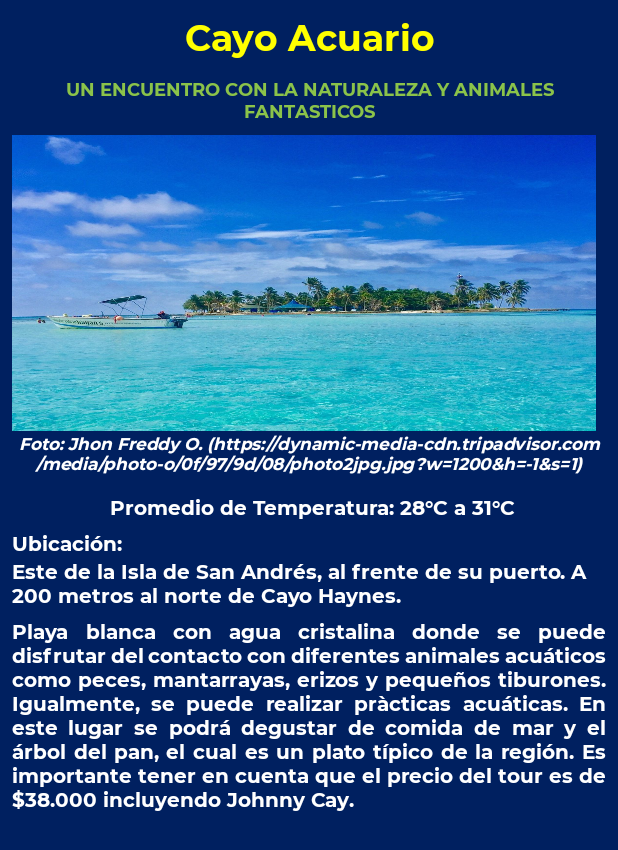
After one commit to Michelle453/OneDroid-TuristicApp, an Android app: the layout activity_acuario.xml on its own in the app's theme, with its tools: preview values and no code run, on a phone screen of 412 x 824 dp. The commit adds this screen. Shown: the top 850 px of the screen. Run offline under Robolectric (Android 15) with nearby library versions, the phone set to English and light mode, and no system bars.

Commit message:
Interfaz Cayo Acuario

```diff
--- /dev/null
+++ b/app/src/main/res/layout/activity_acuario.xml
@@ -0,0 +1,132 @@
+<?xml version="1.0" encoding="utf-8"?>
+<ScrollView xmlns:android="http://schemas.android.com/apk/res/android"
+    xmlns:app="http://schemas.android.com/apk/res-auto"
+    xmlns:tools="http://schemas.android.com/tools"
+    android:layout_width="match_parent"
+    android:layout_height="match_parent"
+    android:background="#002060"
+    tools:layout_editor_absoluteX="1dp"
+    tools:layout_editor_absoluteY="538dp">
+
+    <androidx.constraintlayout.widget.ConstraintLayout
+        android:layout_width="match_parent"
+        android:layout_height="wrap_content">
+
+        <TextView
+            android:id="@+id/textView11"
+            style="@style/Title"
+            android:layout_width="wrap_content"
+            android:layout_height="wrap_content"
+            android:layout_marginTop="8dp"
+            android:text="@string/title_acuario"
+            app:layout_constraintEnd_toEndOf="parent"
+            app:layout_constraintStart_toStartOf="parent"
+            app:layout_constraintTop_toTopOf="parent" />
+
+        <TextView
+            android:id="@+id/textView12"
+            style="@style/descrip_Sub_Title"
+            android:layout_width="wrap_content"
+            android:layout_height="wrap_content"
+            android:layout_marginTop="10dp"
+            android:text="@string/descrip_acuario"
+            app:layout_constraintEnd_toEndOf="parent"
+            app:layout_constraintStart_toStartOf="parent"
+            app:layout_constraintTop_toBottomOf="@+id/textView11" />
+
+        <ImageView
+            android:id="@+id/imageView"
+            android:layout_width="389dp"
+            android:layout_height="197dp"
+            android:layout_marginStart="8dp"
+            android:layout_marginTop="8dp"
+            android:contentDescription="@string/descrip_img_cayo"
+            android:scaleType="fitXY"
+            app:layout_constraintEnd_toEndOf="parent"
+            app:layout_constraintHorizontal_bias="0.0"
+            app:layout_constraintStart_toStartOf="parent"
+            app:layout_constraintTop_toBottomOf="@+id/textView12"
+            app:srcCompat="@drawable/cayo_ui" />
+
+        <TextView
+            android:id="@+id/textView13"
+            style="@style/Foto_author"
+            android:layout_width="wrap_content"
+            android:layout_height="wrap_content"
+            android:text="@string/autor_foto_cayo"
+            app:layout_constraintEnd_toEndOf="parent"
+            app:layout_constraintStart_toStartOf="parent"
+            app:layout_constraintTop_toBottomOf="@+id/imageView" />
+
+        <TextView
+            android:id="@+id/textView14"
+            style="@style/Subtitles_text"
+            android:layout_width="wrap_content"
+            android:layout_height="wrap_content"
+            android:layout_marginStart="73dp"
+            android:layout_marginTop="12dp"
+            android:text="@string/subt_temperatura"
+            app:layout_constraintEnd_toEndOf="parent"
+            app:layout_constraintHorizontal_bias="0.0"
+            app:layout_constraintStart_toStartOf="parent"
+            app:layout_constraintTop_toBottomOf="@+id/textView13" />
+
+        <TextView
+            android:id="@+id/textView15"
+            style="@style/Text_normal"
+            android:layout_width="wrap_content"
+            android:layout_height="wrap_content"
+            android:layout_marginStart="8dp"
+            android:layout_marginTop="12dp"
+            android:layout_marginEnd="73dp"
+            android:text="@string/temp_cayo"
+            app:layout_constraintEnd_toEndOf="parent"
+            app:layout_constraintStart_toEndOf="@+id/textView14"
+            app:layout_constraintTop_toBottomOf="@+id/textView13" />
+
+        <TextView
+            android:id="@+id/textView16"
+            style="@style/Subtitles_text"
+            android:layout_width="wrap_content"
+            android:layout_height="wrap_content"
+            android:layout_marginStart="8dp"
+            android:layout_marginTop="5dp"
+            android:layout_marginEnd="16dp"
+            android:text="@string/subtitle_ubication"
+            app:layout_constraintEnd_toEndOf="parent"
+            app:layout_constraintHorizontal_bias="0.0"
+            app:layout_constraintStart_toStartOf="parent"
+            app:layout_constraintTop_toBottomOf="@+id/textView14" />
+
+        <TextView
+            android:id="@+id/textView17"
+            style="@style/Text_normal"
+            android:layout_width="wrap_content"
+            android:layout_height="wrap_content"
+            android:layout_marginStart="8dp"
+            android:text="@string/ubication_cayo"
+            app:layout_constraintEnd_toEndOf="parent"
+            app:layout_constraintHorizontal_bias="0.0"
+            app:layout_constraintStart_toStartOf="parent"
+            app:layout_constraintTop_toBottomOf="@+id/textView16" />
+
+        <TextView
+            android:id="@+id/textView18"
+            style="@style/Text_normal"
+            android:layout_width="0dp"
+            android:layout_height="wrap_content"
+            android:layout_marginStart="8dp"
+            android:layout_marginTop="5dp"
+            android:layout_marginEnd="8dp"
+            android:justificationMode="inter_word"
+            android:text="@string/description_cayo"
+            app:layout_constraintBottom_toBottomOf="parent"
+            app:layout_constraintEnd_toEndOf="parent"
+            app:layout_constraintStart_toStartOf="parent"
+            app:layout_constraintTop_toBottomOf="@+id/textView17" />
+
+
+
+
+    </androidx.constraintlayout.widget.ConstraintLayout>
+</ScrollView>
--- a/app/src/main/res/values/strings.xml
+++ b/app/src/main/res/values/strings.xml
@@ -10,7 +10,14 @@
     <string name="dist_airport">Distancia al lugar desde el Aeropuerto: 18 min en auto (6,8  km) por Av. Loma Barrack.</string>
     <string name="cueva">cueva</string>
     <string name="subt_temperatura">Promedio de Temperatura:</string>
-    <string name="subtitle_ubication">Ubicación:</string>
     <string name="subt_ubbication">Ubicación:</string>
     <string name="subt_dist_airpot">Distancia al lugar desde el aeropuerto:</string>
+    <string name="title_acuario">Cayo Acuario</string>
+    <string name="descrip_acuario">"UN ENCUENTRO CON LA NATURALEZA Y ANIMALES FANTASTICOS"</string>
+    <string name="descrip_img_cayo">Foto del Cayo Acuario</string>
+    <string name="autor_foto_cayo"><![CDATA[Foto: Jhon Freddy O. (https://dynamic-media-cdn.tripadvisor.com/media/photo-o/0f/97/9d/08/photo2jpg.jpg?w=1200&h=-1&s=1)]]></string>
+    <string name="temp_cayo">28°C a 31°C</string>
+    <string name="subtitle_ubication">Ubicación:</string>
+    <string name="ubication_cayo">Este de la Isla de San Andrés, al frente de su puerto. A 200 metros al norte de Cayo Haynes.</string>
+    <string name="description_cayo">Playa blanca con agua cristalina donde se puede disfrutar del contacto con diferentes animales acuáticos como peces, mantarrayas,  erizos y pequeños tiburones. Igualmente, se puede realizar pràcticas acuáticas. En este lugar se podrá degustar de comida de mar y el árbol del pan, el cual es un plato típico de la región. Es importante tener en cuenta que el precio del tour es de $38.000 incluyendo Johnny Cay.</string>
 </resources>
```
Also changed, not shown: app/src/main/res/drawable/cayo_ui.jpg (added).
